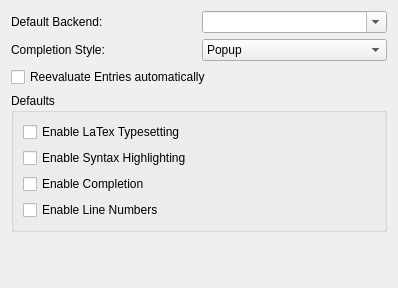
KDE/cantor, file src/settings.ui: the form before one commit.
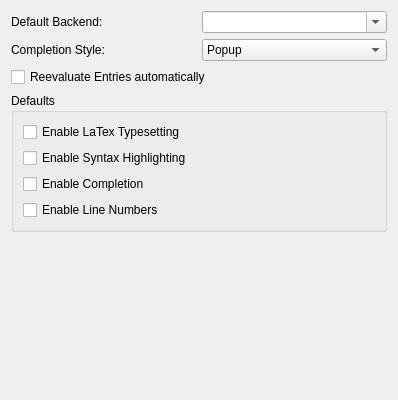
The form after the commit. Custom widgets are drawn as their Qt base class.

Commit message: Changes in height of Cantor settings screen. Added 'path to scilab-cli' in Scilab backend settings.

```diff
--- a/src/settings.ui
+++ b/src/settings.ui
@@ -7,7 +7,7 @@
     <x>0</x>
     <y>0</y>
     <width>398</width>
-    <height>288</height>
+    <height>400</height>
    </rect>
   </property>
   <layout class="QVBoxLayout" name="verticalLayout_3">
```
The commit also changes 1 other file.
